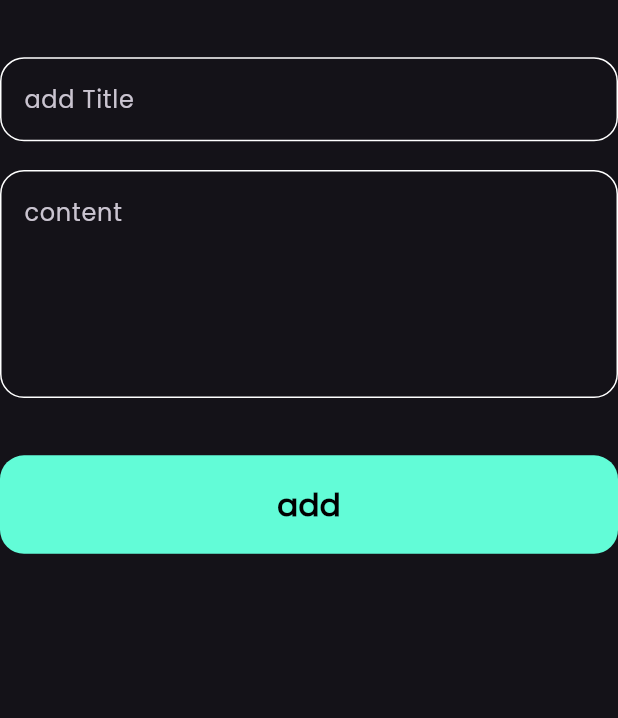
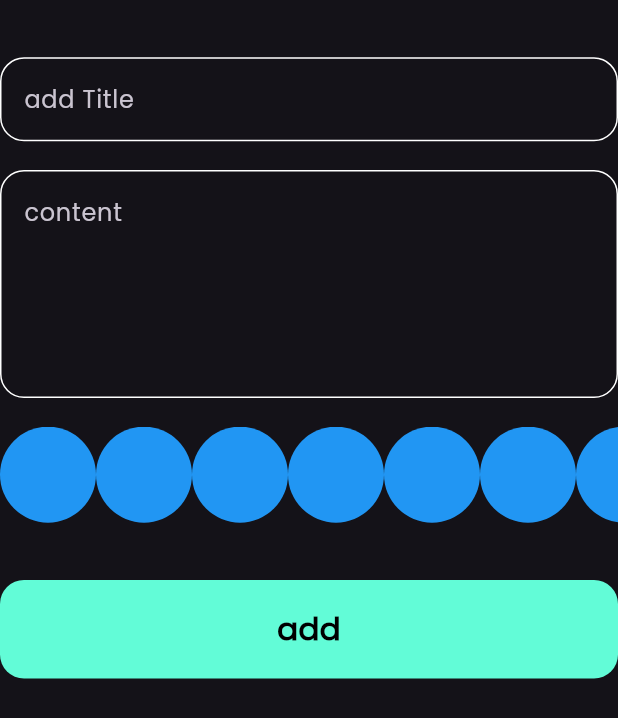
Before and after one commit to A7medkatheer/notes_app, a Flutter app: the AddNoteForm widget shown alone on an empty page, opened directly, on a phone screen of 412 x 824 dp. Shown: the top 718 px of the screen. Run offline on Flutter 3.47's test engine with Material 3 defaults, Android fonts, the phone set to English and light mode, and no system bars; our stand-ins replace flutter_bloc, flutter_screenutil, font_awesome_flutter, hive, hive_flutter; accounts and stored records are empty.

Commit message:
create color list view part 1

```diff
--- a/lib/views/widgets/add_note_form.dart
+++ b/lib/views/widgets/add_note_form.dart
@@ -3,6 +3,7 @@ import 'package:flutter_bloc/flutter_bloc.dart';
 import 'package:flutter_screenutil/flutter_screenutil.dart';
 import 'package:notes_app/models/notes_models.dart';
 import 'package:notes_app/views/cubit/add_note_cubit.dart';
+import 'package:notes_app/views/widgets/colors_list_view.dart';
 
 import 'package:notes_app/views/widgets/custom_button.dart';
 import 'package:notes_app/views/widgets/custom_text_field.dart';
@@ -46,6 +47,10 @@ class _AddNoteFormState extends State<AddNoteForm> {
             maxLines: 5,
           ),
           SizedBox(
+            height: 16.h,
+          ),
+          const ColorListView(),
+          SizedBox(
             height: 32.h,
           ),
           BlocBuilder<AddNoteCubit, AddNoteState>(
@@ -64,7 +69,6 @@ class _AddNoteFormState extends State<AddNoteForm> {
                         date: formattedDate,
                         color: Colors.blue.value);
                     BlocProvider.of<AddNoteCubit>(context).addNote(noteModel);
-
                   } else {
                     autovalidateMode = AutovalidateMode.always;
                     setState(() {});
--- /dev/null
+++ b/lib/views/widgets/colors_list_view.dart
@@ -0,0 +1,31 @@
+import 'package:flutter/material.dart';
+
+class ColorItem extends StatelessWidget {
+  const ColorItem({super.key});
+
+  @override
+  Widget build(BuildContext context) {
+    return const CircleAvatar(
+      backgroundColor: Colors.blue,
+      radius: 32,
+    );
+  }
+}
+
+class ColorListView extends StatelessWidget {
+  const ColorListView({super.key});
+
+  @override
+  Widget build(BuildContext context) {
+    return SizedBox(
+      height: 32 * 2,
+      child: ListView.builder(
+        itemCount: 10,
+        scrollDirection: Axis.horizontal,
+        itemBuilder: (BuildContext context, int index) {
+          return const ColorItem();
+        },
+      ),
+    );
+  }
+}
--- a/lib/views/widgets/edit_notes_view_body.dart
+++ b/lib/views/widgets/edit_notes_view_body.dart
@@ -3,8 +3,6 @@ import 'package:flutter_bloc/flutter_bloc.dart';
 import 'package:flutter_screenutil/flutter_screenutil.dart';
 import 'package:notes_app/models/notes_models.dart';
 import 'package:notes_app/notes_cubit/notes_cubit.dart';
-import 'package:notes_app/views/widgets/add_note_form.dart';
-// import 'package:notes_app/models/notes_models.dart';
 import 'package:notes_app/views/widgets/custom_text_field.dart';
 import 'package:notes_app/views/widgets/notes_view_appbar.dart';
 
```
